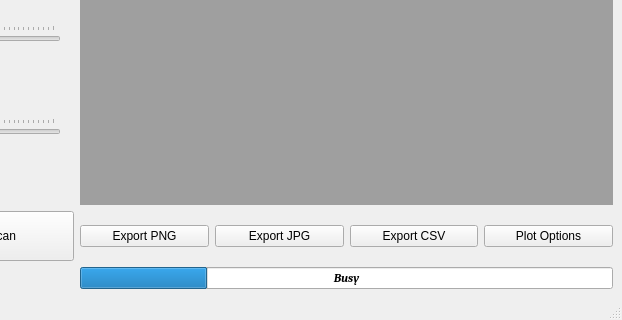
First picture: the form in ScanningMenu_Design.ui, repository gitmarcus34/Spectro_GUI, before the edit; both pictures show x 451 to 1073 and y 272 to 592 of the 1073 by 592 pixel window.
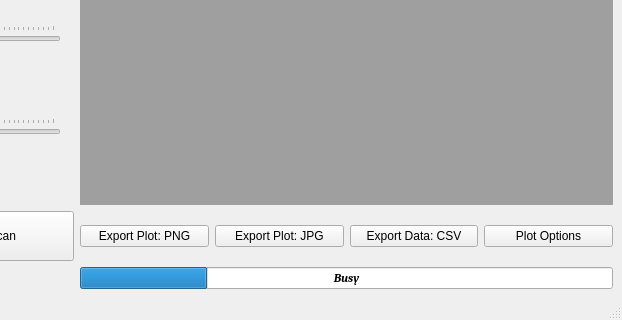
Second picture: the form after the edit.

Commit message: Added saveFileDialog responses to export buttons, need to develop figure export functionality

Diff of the .ui file:
```diff
--- a/ScanningMenu_Design.ui
+++ b/ScanningMenu_Design.ui
@@ -29,7 +29,7 @@
          <cursorShape>PointingHandCursor</cursorShape>
         </property>
         <property name="text">
-         <string>Export PNG</string>
+         <string>Export Plot: PNG</string>
         </property>
        </widget>
       </item>
@@ -39,7 +39,7 @@
          <cursorShape>PointingHandCursor</cursorShape>
         </property>
         <property name="text">
-         <string>Export JPG</string>
+         <string>Export Plot: JPG</string>
         </property>
        </widget>
       </item>
@@ -49,7 +49,7 @@
          <cursorShape>PointingHandCursor</cursorShape>
         </property>
         <property name="text">
-         <string>Export CSV</string>
+         <string>Export Data: CSV</string>
         </property>
        </widget>
       </item>
```
Left out of the diff: 8 changed lines with no effect on the pictures. The commit also changes 4 other files.
